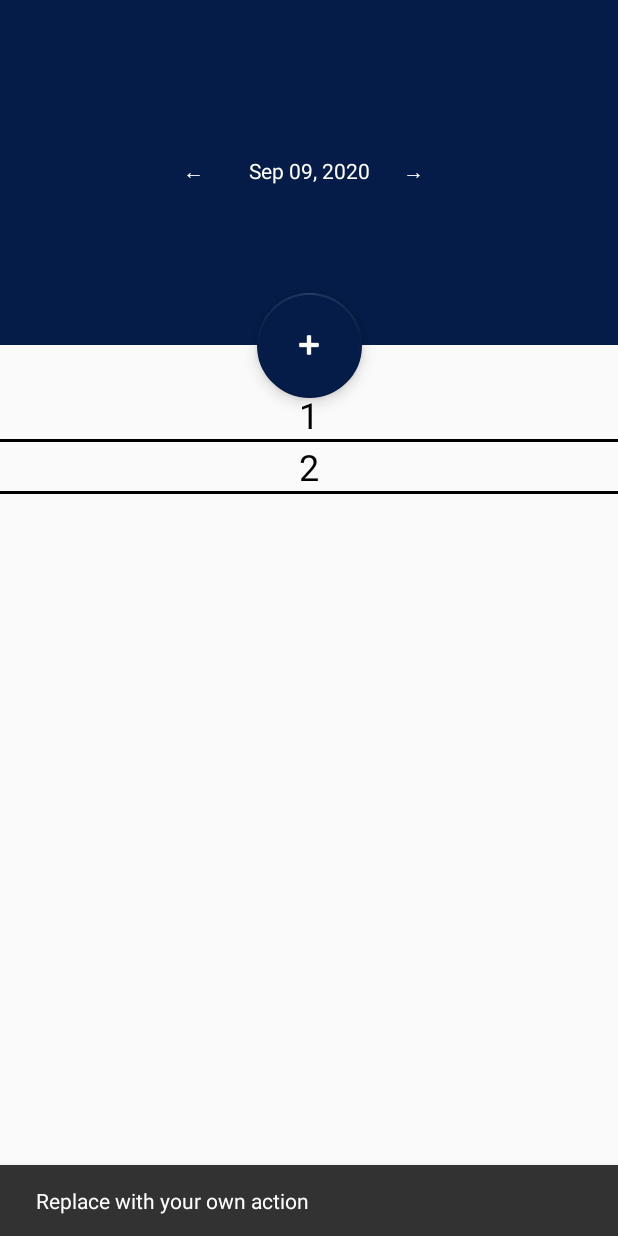
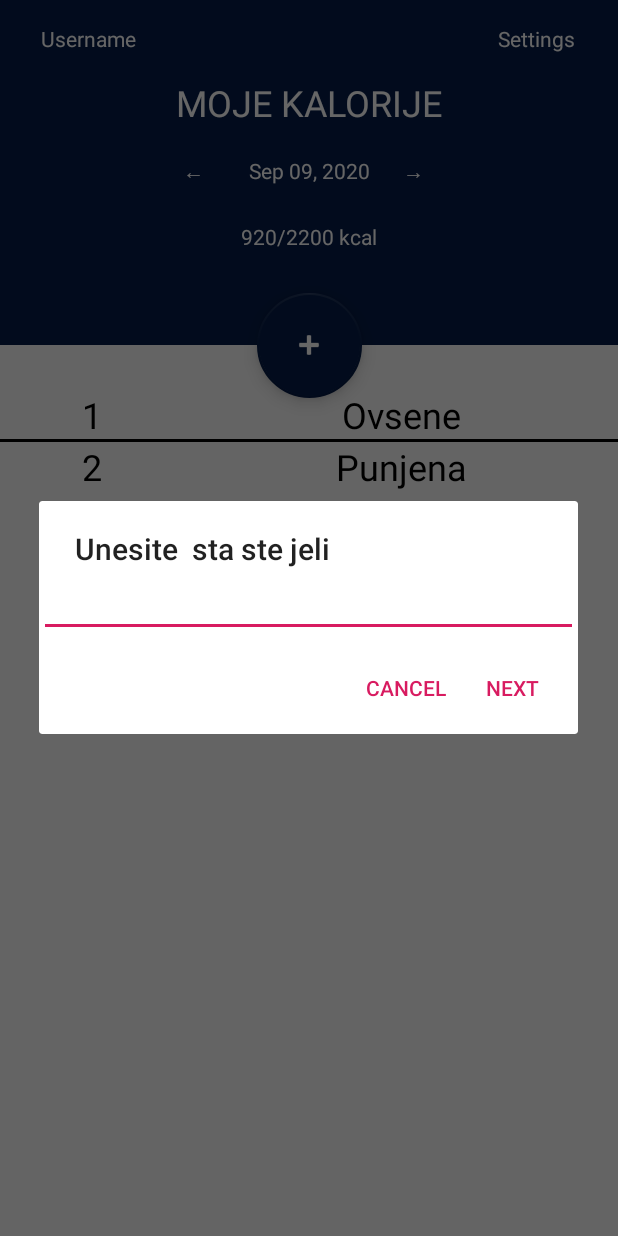
Before and after one commit to djodjolo/Moje-Kalorije, an Android app: the screen it shows after launch (ScrollingActivity), after a tap on an icon or button, on a phone screen of 412 x 824 dp. Run offline under Robolectric (Android 15) with nearby library versions, the phone set to English and light mode, and no system bars.

Commit message:
uradjen layaout za unos i layout za listu

```diff
--- a/app/src/main/java/com/ais/mojekalorije/ScrollingActivity.java
+++ b/app/src/main/java/com/ais/mojekalorije/ScrollingActivity.java
@@ -1,5 +1,7 @@
 package com.ais.mojekalorije;
 
+import android.app.AlertDialog;
+import android.content.DialogInterface;
 import android.os.Bundle;
 
 import com.google.android.material.floatingactionbutton.FloatingActionButton;
@@ -8,11 +10,13 @@ import com.google.android.material.snackbar.Snackbar;
 import androidx.appcompat.app.AppCompatActivity;
 import androidx.appcompat.widget.Toolbar;
 
+import android.text.InputType;
 import android.view.View;
 import android.view.Menu;
 import android.view.MenuItem;
 import android.widget.ArrayAdapter;
 import android.widget.CalendarView;
+import android.widget.EditText;
 import android.widget.ListView;
 import android.widget.TextView;
 
@@ -30,18 +34,60 @@ public class ScrollingActivity extends AppCompatActivity {
         setContentView(R.layout.activity_scrolling);
 
 
-        FloatingActionButton fab = (FloatingActionButton) findViewById(R.id.fab);
+        final FloatingActionButton fab = (FloatingActionButton) findViewById(R.id.fab);
+
+        //ADD BUTTON CLICK
         fab.setOnClickListener(new View.OnClickListener() {
             @Override
             public void onClick(View view) {
-                Snackbar.make(view, "Replace with your own action", Snackbar.LENGTH_LONG)
-                        .setAction("Action", null).show();
+
+                AlertDialog.Builder alert = new AlertDialog.Builder(ScrollingActivity.this);
+                alert.setTitle("Unesite  sta ste jeli");
+                final EditText input = new EditText(ScrollingActivity.this);
+                alert.setView(input);
+
+                alert.setPositiveButton("Next", new DialogInterface.OnClickListener() {
+                    public void onClick(DialogInterface dialog, int whichButton) {
+                        String value2 = input.getText().toString();
+                        AlertDialog.Builder alert2 = new AlertDialog.Builder(ScrollingActivity.this);
+                        alert2.setTitle("Unesite  broj kalorija");
+                        final EditText input = new EditText(ScrollingActivity.this);
+                        alert2.setView(input);
+
+                        alert2.setPositiveButton("Save", new DialogInterface.OnClickListener() {
+                            public void onClick(DialogInterface dialog, int whichButton) {
+                                String value2 = input.getText().toString();
+                                return;
+
+                            }
+                        });
+                        alert2.setNegativeButton("Cancel",
+                                new DialogInterface.OnClickListener() {
+                                    public void onClick(DialogInterface dialog, int which) {
+                                        return;
+                                    }
+                                });
+
+                        alert2.show();
+                    }
+                });
+                alert.setNegativeButton("Cancel",
+                        new DialogInterface.OnClickListener() {
+                            public void onClick(DialogInterface dialog, int which) {
+                                return;
+                            }
+                        });
+
+                alert.show();
             }
         });
 
         String date_n = new SimpleDateFormat("MMM dd, yyyy", Locale.getDefault()).format(new Date());
         TextView textView = (TextView) findViewById(R.id.textView);
         textView.setText(date_n);
+
+
+
 
         ListView lista = (ListView) findViewById(R.id.listView);
         ArrayList<String> arrayLista = new ArrayList<>();
@@ -50,6 +96,18 @@ public class ScrollingActivity extends AppCompatActivity {
         ArrayAdapter<String> adapterlistaObavestenja = new ArrayAdapter<String>(this,R.layout.row,arrayLista);
         lista.setAdapter(adapterlistaObavestenja);
 
+
+        ListView lista2 = (ListView) findViewById(R.id.listViewHrana);
+        ArrayList<String> arrayLista2 = new ArrayList<>();
+        arrayLista2.add("Ovsene");
+        arrayLista2.add("Punjena");
+        ArrayAdapter<String> adapterlistaObavestenja2 = new ArrayAdapter<String>(this,R.layout.row,arrayLista2);
+        lista2.setAdapter(adapterlistaObavestenja2);
+
+//        String[] countryArray = {"India", "Pakistan", "USA", "UK"};
+//        ArrayAdapter adapter = new ArrayAdapter<String>(this, R.layout.row,R.id.textView, countryArray);
+//        ListView listView = (ListView) findViewById(R.id.listView);
+//        listView.setAdapter(adapter);
 
 
         textView.setOnClickListener(new View.OnClickListener() {
--- a/app/src/main/res/layout/activity_scrolling.xml
+++ b/app/src/main/res/layout/activity_scrolling.xml
@@ -34,11 +34,51 @@
             android:layout_width="match_parent"
             android:layout_height="@dimen/app_bar_height"
             android:background="@color/colorPrimary"
-            app:layout_constraintBottom_toTopOf="@+id/listView"
+            app:layout_constraintBottom_toTopOf="@+id/linearLay"
             app:layout_constraintEnd_toEndOf="@+id/constraintLayout"
-            app:layout_constraintStart_toStartOf="@+id/constraintLayout"
-            app:layout_constraintTop_toTopOf="@id/constraintLayout">
-            >
+            app:layout_constraintHorizontal_bias="0.0"
+            app:layout_constraintStart_toStartOf="@+id/constraintLayout">
+
+            <TextView
+                android:id="@+id/usernameText"
+                android:layout_width="wrap_content"
+                android:layout_height="wrap_content"
+                android:layout_alignParentTop="true"
+                android:layout_marginTop="16dp"
+                android:text="Username"
+                android:textColor="@color/colorWhite"
+                app:layout_constraintEnd_toEndOf="parent"
+                app:layout_constraintHorizontal_bias="0.078"
+                app:layout_constraintStart_toStartOf="parent"
+                app:layout_constraintTop_toTopOf="parent" />
+
+            <TextView
+                android:id="@+id/podesavanjaText"
+                android:layout_width="wrap_content"
+                android:layout_height="wrap_content"
+                android:layout_alignParentTop="true"
+                android:layout_marginTop="16dp"
+                android:text="Settings"
+                android:textColor="@color/colorWhite"
+                app:layout_constraintEnd_toEndOf="parent"
+                app:layout_constraintHorizontal_bias="0.921"
+                app:layout_constraintStart_toStartOf="parent"
+                app:layout_constraintTop_toTopOf="parent" />
+
+            <TextView
+                android:id="@+id/naslovText"
+                android:layout_width="wrap_content"
+                android:layout_height="wrap_content"
+                android:layout_alignParentTop="true"
+                android:layout_marginTop="52dp"
+                android:text="MOJE KALORIJE"
+                android:textColor="@color/colorWhite"
+                android:textSize="24sp"
+                app:layout_constraintBottom_toTopOf="@+id/textView"
+                app:layout_constraintEnd_toEndOf="parent"
+                app:layout_constraintStart_toStartOf="parent"
+                app:layout_constraintTop_toTopOf="parent"
+                app:layout_constraintVertical_bias="0.0" />
 
             <TextView
                 android:id="@+id/textView"
@@ -47,6 +87,19 @@
                 android:layout_alignParentTop="true"
                 android:layout_marginTop="104dp"
                 android:text="DATE"
+                android:textColor="@color/colorWhite"
+                app:layout_constraintEnd_toEndOf="parent"
+                app:layout_constraintHorizontal_bias="0.502"
+                app:layout_constraintStart_toStartOf="parent"
+                app:layout_constraintTop_toTopOf="parent" />
+
+            <TextView
+                android:id="@+id/brojKalorija"
+                android:layout_width="wrap_content"
+                android:layout_height="wrap_content"
+                android:layout_alignParentTop="true"
+                android:layout_marginTop="148dp"
+                android:text="920/2200 kcal"
                 android:textColor="@color/colorWhite"
                 app:layout_constraintEnd_toEndOf="parent"
                 app:layout_constraintStart_toStartOf="parent"
@@ -84,35 +137,36 @@
 
         </androidx.constraintlayout.widget.ConstraintLayout>
 
-        <ListView
-            android:id="@+id/listView"
-            android:layout_width="0dp"
-            android:layout_height="0dp"
-            android:divider="#000"
-            android:dividerHeight="2dp"
-            app:layout_constraintBottom_toBottomOf="@+id/constraintLayout"
+        <LinearLayout
+            android:id="@+id/linearLay"
+            android:layout_width="match_parent"
+            android:layout_height="wrap_content"
+            android:orientation="horizontal"
             app:layout_constraintEnd_toEndOf="@+id/constraintLayout"
             app:layout_constraintStart_toStartOf="@+id/constraintLayout"
-            app:layout_constraintTop_toBottomOf="@id/app_bar"
-            android:paddingTop="30dp"
-            />
+            app:layout_constraintTop_toBottomOf="@+id/app_bar">
+
+            <ListView
+                android:id="@+id/listView"
+                android:layout_width="0dp"
+                android:layout_height="wrap_content"
+                android:layout_weight=".30"
+                android:divider="#000"
+                android:dividerHeight="2dp"
+                android:paddingTop="30dp" />
+
+            <ListView
+                android:id="@+id/listViewHrana"
+                android:layout_width="0dp"
+                android:layout_height="wrap_content"
+                android:layout_weight=".70"
+                android:divider="#000"
+                android:dividerHeight="2dp"
+                android:paddingTop="30dp"
+                tools:layout_editor_absoluteX="78dp"
+                tools:layout_editor_absoluteY="283dp" />
+        </LinearLayout>
+
 
     </androidx.constraintlayout.widget.ConstraintLayout>
-
-
-
-
-<!--    <com.google.android.material.appbar.AppBarLayout-->
-
-<!--        android:layout_width="match_parent"-->
-<!--        android:layout_height="@dimen/app_bar_height"-->
-<!--        android:fitsSystemWindows="true"-->
-<!--        android:theme="@style/AppTheme.AppBarOverlay"-->
-<!--        app:layout_constraintBottom_toTopOf="@+id/listView"-->
-<!--        app:layout_constraintEnd_toEndOf="@+id/constraintLayout"-->
-<!--        app:layout_constraintStart_toStartOf="@+id/constraintLayout"-->
-<!--        app:layout_constraintTop_toTopOf="@id/constraintLayout">-->
-
-<!--    </com.google.android.material.appbar.AppBarLayout>-->
-
 </androidx.coordinatorlayout.widget.CoordinatorLayout>
--- a/app/src/main/res/layout/row.xml
+++ b/app/src/main/res/layout/row.xml
@@ -1,8 +1,29 @@
        <TextView xmlns:android="http://schemas.android.com/apk/res/android"
-    android:id="@+id/textViewLista1"
         android:layout_width="match_parent"
         android:layout_height="wrap_content"
         android:text="TextView"
         android:textAlignment="center"
         android:textColor="#000"
         android:textSize="24sp" />
+
+<!--<?xml version="1.0" encoding="utf-8"?>-->
+<!--<LinearLayout xmlns:android="http://schemas.android.com/apk/res/android"-->
+<!--    android:layout_width="match_parent"-->
+<!--    android:layout_height="match_parent"-->
+<!--    android:orientation="vertical" >-->
+
+<!--    <TextView-->
+<!--    android:id="@+id/textView"-->
+<!--    android:layout_width="wrap_content"-->
+<!--        android:="left"-->
+<!--    android:text="AAA"-->
+<!--    android:layout_height="wrap_content" >-->
+<!--    </TextView>-->
+<!--    <TextView-->
+<!--        android:id="@+id/textView2"-->
+<!--        android:layout_width="wrap_content"-->
+<!--        android:layout_gravity="right"-->
+<!--        android:text="AAA"-->
+<!--        android:layout_height="wrap_content" >-->
+<!--    </TextView>-->
+<!--</LinearLayout>-->
```
Lines whose indentation alone changed are shown as unchanged.
